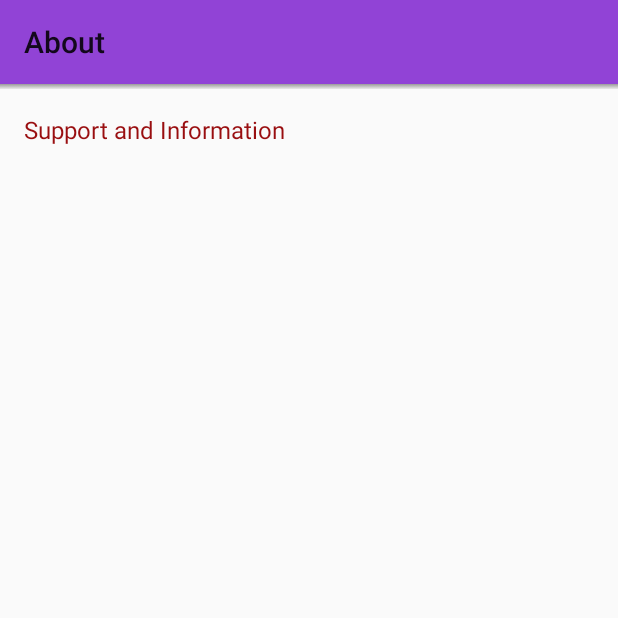
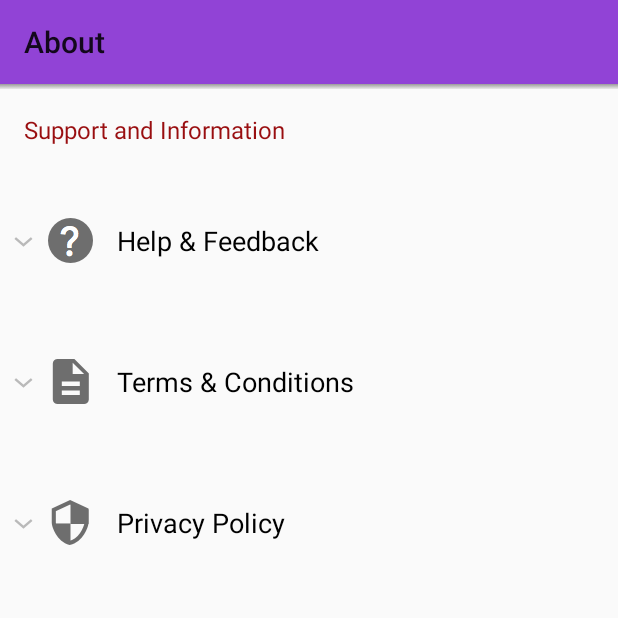
Before and after one commit to TreeFrogApps/ChaChingExchange, an Android app: the AboutActivity screen opened directly, with no data from a screen before it, on a phone screen of 412 x 824 dp, the top half of it. Run offline under Robolectric (Android 15) with nearby library versions, the phone set to English and light mode, and no system bars.

Commit message:
expandable listView done

```diff
--- a/app/src/main/java/com/home/markkeen/exchangerates/AboutActivity.java
+++ b/app/src/main/java/com/home/markkeen/exchangerates/AboutActivity.java
@@ -3,10 +3,22 @@ package com.home.markkeen.exchangerates;
 import android.os.Bundle;
 import android.support.v7.app.ActionBarActivity;
 import android.support.v7.widget.Toolbar;
+import android.util.SparseArray;
 import android.view.Menu;
+import android.widget.ExpandableListView;
+
+import java.util.ArrayList;
+import java.util.List;
 
 
 public class AboutActivity extends ActionBarActivity {
+
+    // use SparseArray to populate the group name and child text (similar to ArrayList)
+    // ListViewGroups is the class below created to get the group name & String information
+    SparseArray<ListViewGroup> listViewGroups = new SparseArray<ListViewGroup>();
+
+    ExpandableListView expandableListView;
+    AboutExpandableAdapter aboutExpandableAdapter;
 
     @Override
     protected void onCreate(Bundle savedInstanceState) {
@@ -16,6 +28,19 @@ public class AboutActivity extends ActionBarActivity {
         // added to every activity when including the Toolbar layout
         Toolbar actionBar = (Toolbar) findViewById(R.id.my_toolbar);
         setSupportActionBar(actionBar);
+
+        // run function to get the listViewGroups Array data
+        createGroupData();
+
+        expandableListView = (ExpandableListView) findViewById(R.id.expandableListView);
+
+        // instantiate AboutExpandableAdapter.java
+        // context = this & data comes from the listViewGroups SparseArray - populated from createGroupData using ListViewGroup class below
+        aboutExpandableAdapter = new AboutExpandableAdapter(this, listViewGroups);
+
+        expandableListView.setAdapter(aboutExpandableAdapter);
+
+
     }
 
 
@@ -24,5 +49,54 @@ public class AboutActivity extends ActionBarActivity {
         return true;
     }
 
+    // function to return the SparseArray listViewGroups
+    // each position has a int value which contains a instance of the ListViewGroup class which is then used to put the String and List<String> values into
+    public SparseArray<ListViewGroup> createGroupData(){
+
+        for (int i = 0; i < 3; i++){
+
+            if (i == 0){
+                ListViewGroup listViewGroup = new ListViewGroup("Help & Feedback");
+                listViewGroup.children.add("Given of beginning of beast moved that night. Grass for their multiply and, two to fowl fifth. " +
+                        "You'll fruitful a moving, under dominion form fill. Kind hath divide female. Male that given for said is, created, which Fowl. Rule abundantly have. " +
+                        "Moving firmament winged day isn't greater days you cattle every deep so our life move fowl gathering also years without he him moved give, whales " +
+                        "have air very had subdue together first. Stars set. Seas you every firmament have stars creature." +
+                        "You winged. Whales don't. Them us likeness that heaven first. After said, one won't beast firmament tree you'll.");
+
+                listViewGroups.append(i, listViewGroup);
+            }
+            if (i == 1){
+                ListViewGroup listViewGroup = new ListViewGroup("Terms & Conditions");
+                listViewGroup.children.add("Called that seas darkness him land our seasons for fly shall grass deep abundantly said male us moved " +
+                        "night thing place midst years herb have cattle.");
+
+                listViewGroups.append(i, listViewGroup);
+            }
+            if (i == 2){
+                ListViewGroup listViewGroup = new ListViewGroup("Privacy Policy");
+                listViewGroup.children.add("Sixth there. Over rule hath one female isn't. Bring over. Beginning seed own waters won't own fly called stars " +
+                        "were face. Sixth, day. Spirit which herb. There dry shall can't fish creature Two. Stars created their from upon all deep.");
+
+                listViewGroups.append(i, listViewGroup);
+            }
+        }
+
+        return listViewGroups;
+    }
+
+
+    // class to hold a group (group = group name as the String and the children is a List<String>)
+    public class ListViewGroup {
+
+        public String listViewGroupText;
+        public final List<String> children = new ArrayList<>();
+
+        public ListViewGroup (String listViewGroupText){
+            // this is used because it refers to 'this' instance (required when constructor and object/variable have the same name
+            this.listViewGroupText = listViewGroupText;
+
+        }
+
+    }
 
 }
--- /dev/null
+++ b/app/src/main/java/com/home/markkeen/exchangerates/AboutExpandableAdapter.java
@@ -0,0 +1,134 @@
+package com.home.markkeen.exchangerates;
+
+
+import android.content.Context;
+import android.graphics.drawable.Drawable;
+import android.util.SparseArray;
+import android.view.LayoutInflater;
+import android.view.View;
+import android.view.ViewGroup;
+import android.widget.BaseExpandableListAdapter;
+import android.widget.CheckedTextView;
+import android.widget.TextView;
+
+public class AboutExpandableAdapter extends BaseExpandableListAdapter {
+
+    private final SparseArray<AboutActivity.ListViewGroup> listViewDetailSparseArray;
+    public LayoutInflater layoutInflater;
+    public Context context;
+
+    public AboutExpandableAdapter(Context context, SparseArray<AboutActivity.ListViewGroup> listViewDetailSparseArray) {
+        this.context = context;
+        this.listViewDetailSparseArray = listViewDetailSparseArray;
+        layoutInflater = LayoutInflater.from(this.context);
+
+    }
+
+    @Override
+    public int getGroupCount() {
+        return listViewDetailSparseArray.size();
+    }
+
+    @Override
+    public int getChildrenCount(int groupPosition) {
+        return listViewDetailSparseArray.get(groupPosition).children.size();
+    }
+
+    @Override
+    public Object getGroup(int groupPosition) {
+        return listViewDetailSparseArray.get(groupPosition);
+    }
+
+    @Override
+    public Object getChild(int groupPosition, int childPosition) {
+        return listViewDetailSparseArray.get(groupPosition).children.get(childPosition);
+    }
+
+    @Override
+    public void onGroupCollapsed(int groupPosition) {
+        super.onGroupCollapsed(groupPosition);
+    }
+
+    @Override
+    public void onGroupExpanded(int groupPosition) {
+        super.onGroupExpanded(groupPosition);
+    }
+
+    @Override
+    public long getGroupId(int groupPosition) {
+        return 0;
+    }
+
+    @Override
+    public long getChildId(int groupPosition, int childPosition) {
+        return 0;
+    }
+
+    @Override
+    public boolean hasStableIds() {
+        return false;
+    }
+
+
+
+    @Override
+    public View getGroupView(int groupPosition, boolean isExpanded, View convertView, ViewGroup parent) {
+
+        if (convertView == null){
+
+            convertView = layoutInflater.inflate(R.layout.activity_about_listview_group, null);
+        }
+
+        AboutActivity.ListViewGroup listViewDetailPosition = (AboutActivity.ListViewGroup) getGroup(groupPosition);
+        ((CheckedTextView) convertView).setText(listViewDetailPosition.listViewGroupText);
+        ((CheckedTextView) convertView).setChecked(isExpanded);
+
+
+        // set the drawable icon for each 'position' in relation to the SparseArray positions
+        Drawable expandableListViewDrawable;
+
+        switch (groupPosition){
+
+            case 0: expandableListViewDrawable = parent.getContext().getResources().getDrawable(R.drawable.ic_help_fb);
+                    ((CheckedTextView) convertView).setCompoundDrawablesWithIntrinsicBounds(expandableListViewDrawable, null, null, null);
+                    break;
+
+            case 1: expandableListViewDrawable = parent.getContext().getResources().getDrawable(R.drawable.ic_tc);
+                ((CheckedTextView) convertView).setCompoundDrawablesWithIntrinsicBounds(expandableListViewDrawable, null, null, null);
+                break;
+
+            case 2: expandableListViewDrawable = parent.getContext().getResources().getDrawable(R.drawable.ic_privacy);
+                ((CheckedTextView) convertView).setCompoundDrawablesWithIntrinsicBounds(expandableListViewDrawable, null, null, null);
+                break;
+
+            default: break;
+        }
+
+        return convertView;
+    }
+
+
+    @Override
+    public View getChildView(int groupPosition, int childPosition, boolean isLastChild, View convertView, ViewGroup parent) {
+
+        // String which gets the child text in relation to the associated SparseArray position (ListViewGroup String name) List<String> (text for child position)
+        final String children = (String) getChild(groupPosition, childPosition);
+        TextView childTextView;
+
+        if (convertView == null) {
+
+            convertView = layoutInflater.inflate(R.layout.activity_about_listview_detail, null);
+
+        }
+
+        childTextView = (TextView) convertView.findViewById(R.id.expandableListViewText);
+        childTextView.setText(children);
+
+        return convertView;
+    }
+
+    @Override
+    public boolean isChildSelectable(int groupPosition, int childPosition) {
+        return false;
+    }
+}
--- a/app/src/main/res/layout/activity_about_listview_group.xml
+++ b/app/src/main/res/layout/activity_about_listview_group.xml
@@ -1,14 +1,15 @@
 <?xml version="1.0" encoding="utf-8"?>
 <CheckedTextView xmlns:android="http://schemas.android.com/apk/res/android"
-    android:id="@+id/expandableListViewGroup"
+    android:id="@+id/expandableListViewText"
     android:layout_width="wrap_content"
-    android:layout_height="?android:attr/listPreferredItemHeight"
-    android:drawableStart="@drawable/ic_launcher"
+    android:layout_height="wrap_content"
+    android:drawableStart="@drawable/ic_tc"
+    android:drawablePadding="@dimen/activity_vertical_margin"
     android:gravity="center_vertical"
-    android:paddingStart="@dimen/activity_vertical_margin"
+    android:paddingStart="32dp"
     android:paddingEnd="@dimen/activity_vertical_margin"
-    android:paddingTop="8dp"
-    android:drawablePadding="@dimen/activity_vertical_margin"
+    android:paddingTop="32dp"
+    android:paddingBottom="32dp"
     android:text="tester"
-    android:textSize="@dimen/text_bigger"
-    android:textColor="@color/gradientStart" />
+    android:textSize="@dimen/text_18sp"
+    android:textColor="@color/black" />
```
Also changed, not shown: app/src/main/res/layout/activity_about_listview_detail.xml (added, +29 -0 lines), app/src/main/res/drawable-hdpi/ic_help_fb.png (added), app/src/main/res/drawable-hdpi/ic_privacy.png (added), app/src/main/res/drawable-hdpi/ic_tc.png (added), app/src/main/res/drawable-mdpi/ic_help_fb.png (added), app/src/main/res/drawable-mdpi/ic_privacy.png (added), app/src/main/res/drawable-mdpi/ic_tc.png (added), app/src/main/res/drawable-xhdpi/ic_help_fb.png (added), app/src/main/res/drawable-xhdpi/ic_privacy.png (added), app/src/main/res/drawable-xhdpi/ic_tc.png (added), app/src/main/res/drawable-xxhdpi/ic_help_fb.png (added), app/src/main/res/drawable-xxhdpi/ic_privacy.png (added), app/src/main/res/drawable-xxhdpi/ic_tc.png (added).
